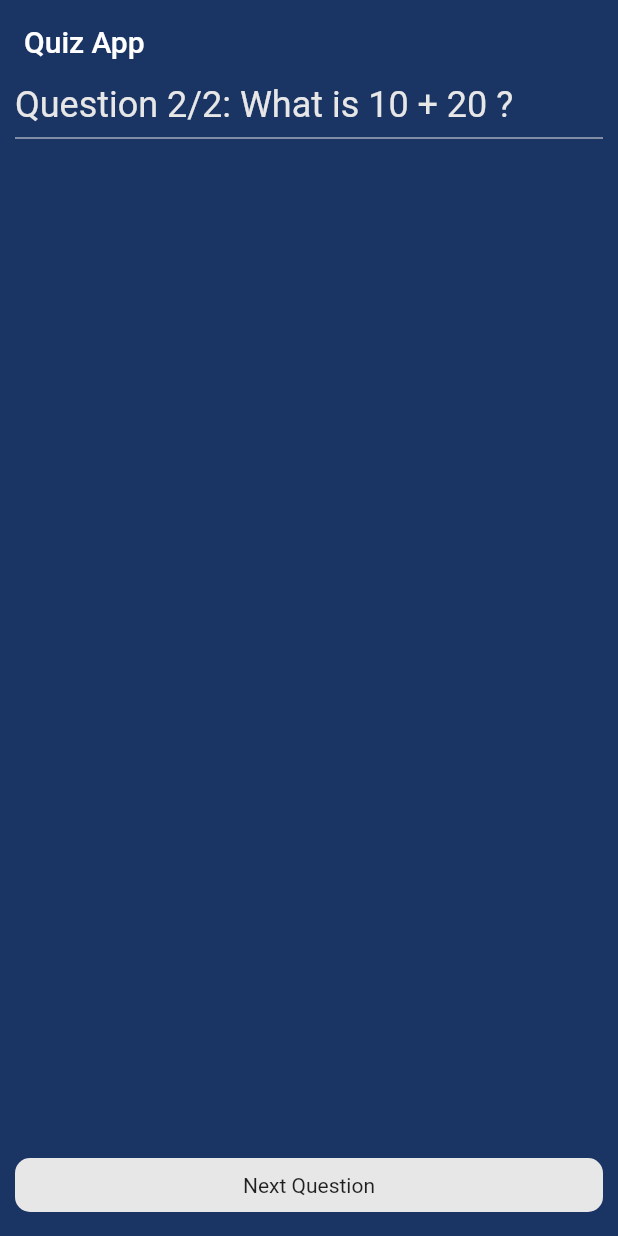
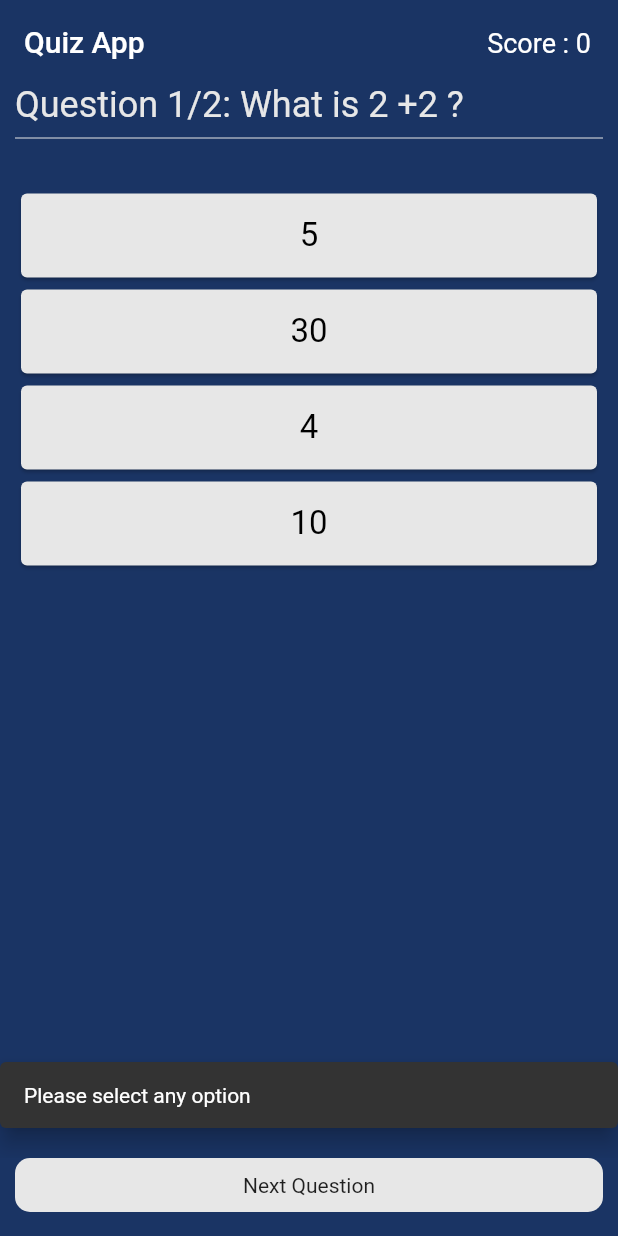
Before and after one commit to Sasa1752/Quiz_App_flutter, a Flutter app: the screen it shows after launch, after a tap on "Next Question", on a phone screen of 412 x 824 dp. Run offline on Flutter 3.47's test engine with Material 2 defaults, Android fonts, the phone set to English and light mode, and no system bars.

Commit message:
Answer options

```diff
--- a/lib/Screens/home_screen.dart
+++ b/lib/Screens/home_screen.dart
@@ -1,7 +1,9 @@
 import 'package:flutter/material.dart';
 import 'package:quiz_app/models/question_model.dart';  //question model
 import 'package:quiz_app/widgets/next_button.dart';
+import 'package:quiz_app/widgets/option_card.dart';
 import 'package:quiz_app/widgets/question_widget.dart';  //question widget
+import 'package:quiz_app/widgets/result_box.dart';
 import '../constants.dart';
 
 //create HomeScreen widget
@@ -29,17 +31,65 @@ class _HomeScreenState extends State<HomeScreen> {
 
   //create an index to loop trough question
   int index = 0;
+  //Score variable
+  int score = 0;
+  //create bool value to check if user click options
+  bool isPressed = false;
+  bool isAlreadySelected = false;
 
   //function to display next question
-  void nextQuestion(){
+  void nextQuestion() {
     if(index == _questions.length -1){
+      //when all questions are end
+      showDialog(
+          context: context,
+          barrierDismissible: true,  //this will disable the dismiss function on clicking outside of box
+          builder: (ctx) => ResultBox(
+            result: score, //total points user get
+            questionLength: _questions.length,  //out of how many questions
+      ));
+    }else{
+      if(isPressed) {
+        setState(() {
+          index ++; //when the index will change to 1
+          isPressed = false;
+          isAlreadySelected = false;
+        });
+      }else{
+        ScaffoldMessenger.of(context).showSnackBar(
+          SnackBar(
+            content: const Text('Please select any option'),
+            behavior: SnackBarBehavior.floating,
+            margin: EdgeInsets.symmetric(vertical: 20.0),
+          )
+        );
+      }
+    }
+
+  }
+  //function to change color of options after pressed
+  void checkAnswerAndUpdate(bool value) {
+    if(isAlreadySelected){
       return;
     }else{
-      setState(() {
-        index ++; //when the index will change to 1
-      });
+      if (value == true) {
+        score ++;
+        setState(() {
+          isPressed = true;
+          isAlreadySelected = true;
+        });
+      }
     }
 
+  }
+  void startOver(){
+    setState(() {
+      index = 0;
+      score =0;
+      isPressed =false;
+      isAlreadySelected = false;
+
+    });
   }
   @override
   Widget build(BuildContext context) {
@@ -49,6 +99,14 @@ class _HomeScreenState extends State<HomeScreen> {
         title: const Text("Quiz App"),
         backgroundColor: background,
         shadowColor: Colors.transparent,
+        actions: [
+          Padding(
+            padding: const EdgeInsets.all(18.0),
+            child: Text('Score : $score',
+              style: const TextStyle(fontSize: 18.0,),
+            ),
+          ),
+        ],
       ),
       body: Container(
         width: double.infinity,
@@ -62,6 +120,23 @@ class _HomeScreenState extends State<HomeScreen> {
              totalQuestions:_questions.length,
            ),
             const Divider(color:neutral,),
+            //add some space
+            const SizedBox(height: 25.0,),
+            //display options of question
+            for(int i=0;i<_questions[index].options.length;i++)
+              GestureDetector(
+                onTap : () => checkAnswerAndUpdate(
+                    _questions[index].options.values.toList()[i]),
+                child: OptionCard(
+                    option: _questions[index].options.keys.toList()[i],
+                  //we need to check if the answer is correct or not
+                  //we need this value
+                  color: isPressed
+                        ? _questions[index].options.values.toList()[i]== true ? correct:incorrect
+                        : neutral,
+
+                ),
+              ),
           ],
         ),
 
--- /dev/null
+++ b/lib/widgets/option_card.dart
@@ -0,0 +1,27 @@
+import 'package:flutter/material.dart';
+import '../constants.dart';
+
+class OptionCard extends StatelessWidget {
+  const OptionCard({Key? key,required this.option,required this.color}) : super(key: key);
+  final String option;
+  final Color color;
+  @override
+  Widget build(BuildContext context) {
+    //GestureDetector used to create clickable button
+    return Card(
+        color: color,
+        child: ListTile(
+          title: Text(
+            option,
+            textAlign: TextAlign.center,
+            style: TextStyle(
+              fontSize: 22.0,
+              //we will decide if the color we are recieving here.
+              //what ratio of the red and green color are in it
+              color: color.red != color.green ? neutral : Colors.black ,
+            ),
+          ),
+        ),
+    );
+  }
+}
```
Also changed, not shown: lib/widgets/result_box.dart (added, +67 -0 lines).
